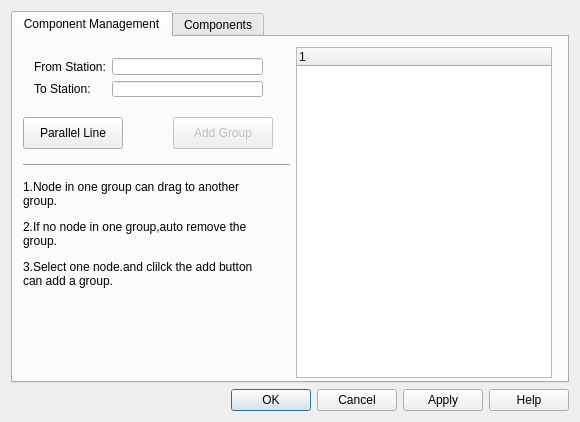
fzlgejiao/PowerTool, file GSCD/brancheditdialog.ui: the form before one commit.
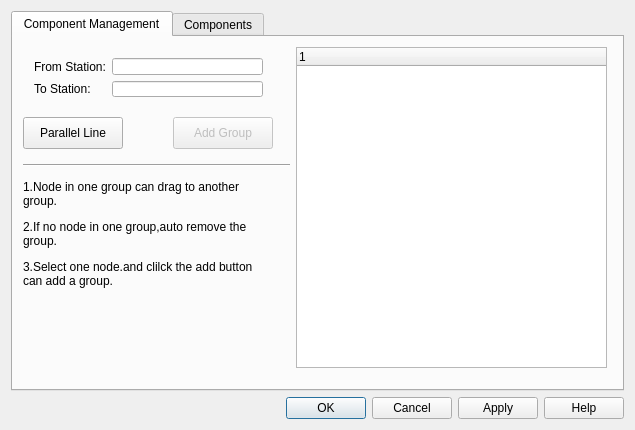
The form after the commit.

Commit message: 1) change scene context menu when none items selected

Patch:
```diff
--- a/GSCD/brancheditdialog.ui
+++ b/GSCD/brancheditdialog.ui
@@ -6,8 +6,8 @@
    <rect>
     <x>0</x>
     <y>0</y>
-    <width>580</width>
-    <height>422</height>
+    <width>635</width>
+    <height>430</height>
    </rect>
   </property>
   <property name="windowTitle">
@@ -49,8 +49,8 @@
           <rect>
            <x>283</x>
            <y>10</y>
-           <width>256</width>
-           <height>331</height>
+           <width>311</width>
+           <height>321</height>
           </rect>
          </property>
          <property name="editTriggers">
```
The commit also changes 2 other files.
